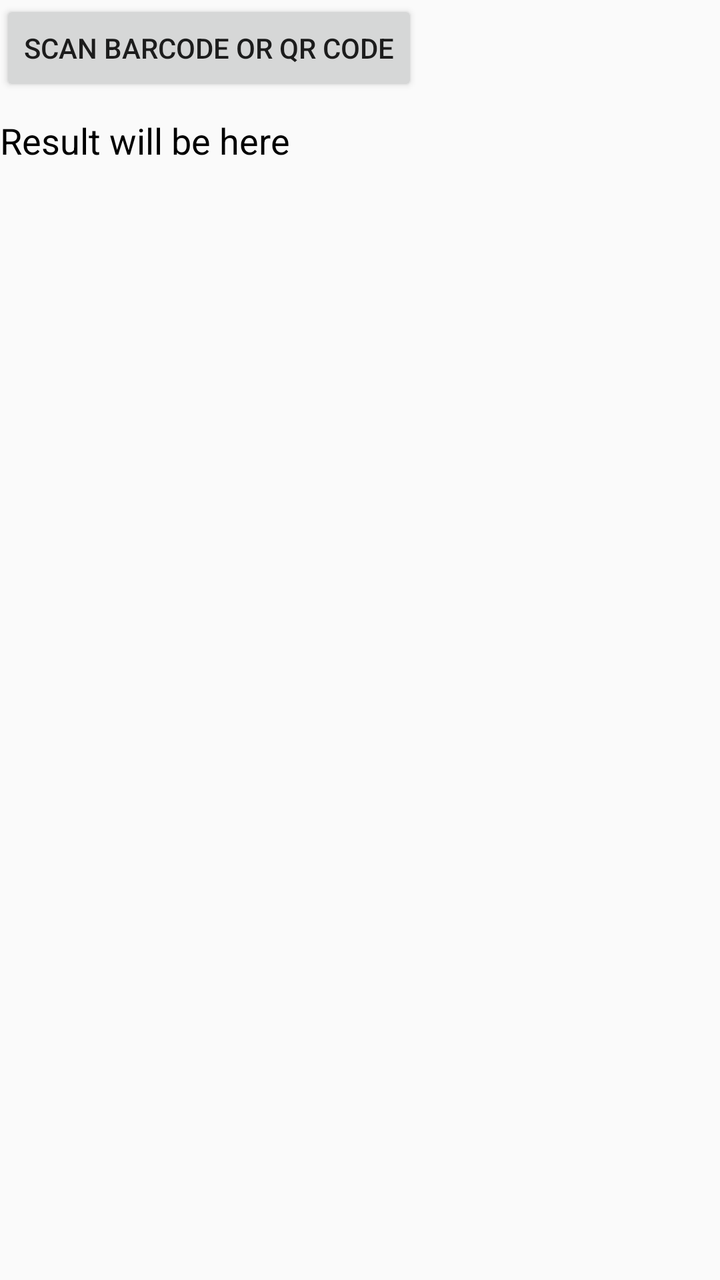
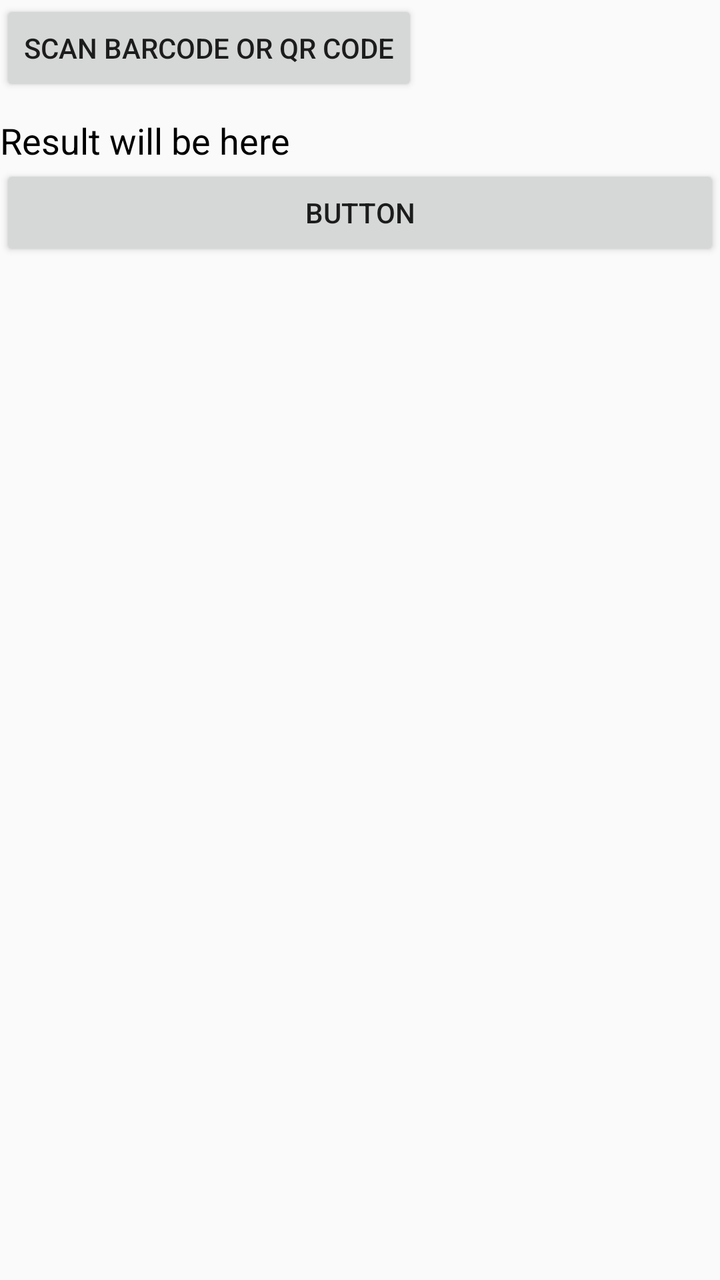

Compare the two renders of this Android layout. The source of the first and the diff that turns it into the second are given below.
<!-- AndroidManifest.xml: application theme AppTheme -->
<!-- res/layout/activity_main.xml -->
<?xml version="1.0" encoding="utf-8"?>
<LinearLayout xmlns:android="http://schemas.android.com/apk/res/android"
              xmlns:tools="http://schemas.android.com/tools"
              android:layout_width="match_parent"
              android:layout_height="match_parent"
              android:orientation="vertical"
              tools:context=".MainActivity">

<Button
        android:layout_width="wrap_content"
        android:layout_height="wrap_content"
        android:id="@+id/btn"
        android:text="Scan Barcode or QR code" />
<TextView
        android:layout_width="match_parent"
        android:layout_height="wrap_content"
        android:id="@+id/tvresult"
        android:textColor="#000"
        android:layout_marginTop="10dp"
        android:textAppearance="?android:attr/textAppearanceMedium"
        android:text="Result will be here"/>
</LinearLayout>
<!-- resources referenced by this layout -->
<resources>
  <style name="AppTheme" parent="Theme.AppCompat.Light.DarkActionBar">
          
          <item name="colorPrimary">@color/colorPrimary</item>
          <item name="colorPrimaryDark">@color/colorPrimaryDark</item>
          <item name="colorAccent">@color/colorAccent</item>
      </style>
  <color name="colorPrimary">#008577</color>
  <color name="colorPrimaryDark">#00574B</color>
  <color name="colorAccent">#D81B60</color>
</resources>

<!-- the commit's change to res/layout/activity_main.xml (unified diff, before → after) -->
@@ -6,17 +6,21 @@
               android:orientation="vertical"
               tools:context=".MainActivity">
 
-<Button
-        android:layout_width="wrap_content"
-        android:layout_height="wrap_content"
-        android:id="@+id/btn"
-        android:text="Scan Barcode or QR code" />
-<TextView
-        android:layout_width="match_parent"
-        android:layout_height="wrap_content"
-        android:id="@+id/tvresult"
-        android:textColor="#000"
-        android:layout_marginTop="10dp"
-        android:textAppearance="?android:attr/textAppearanceMedium"
-        android:text="Result will be here"/>
+    <Button
+            android:layout_width="wrap_content"
+            android:layout_height="wrap_content"
+            android:id="@+id/qrBtn"
+            android:text="Scan Barcode or QR code"/>
+    <TextView
+            android:layout_width="match_parent"
+            android:layout_height="wrap_content"
+            android:id="@+id/tvresult"
+            android:textColor="#000"
+            android:layout_marginTop="10dp"
+            android:textAppearance="?android:attr/textAppearanceMedium"
+            android:text="Result will be here"/>
+    <Button
+            android:text="Button"
+            android:layout_width="match_parent"
+            android:layout_height="wrap_content" android:id="@+id/appswitchBtn"/>
 </LinearLayout>
